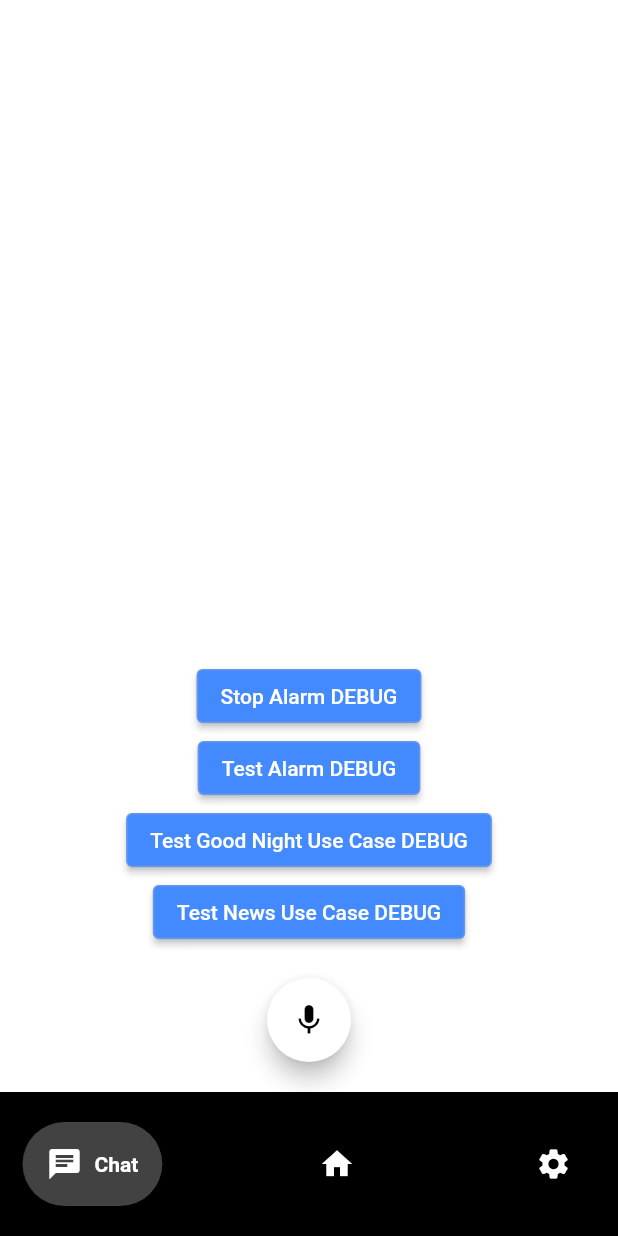
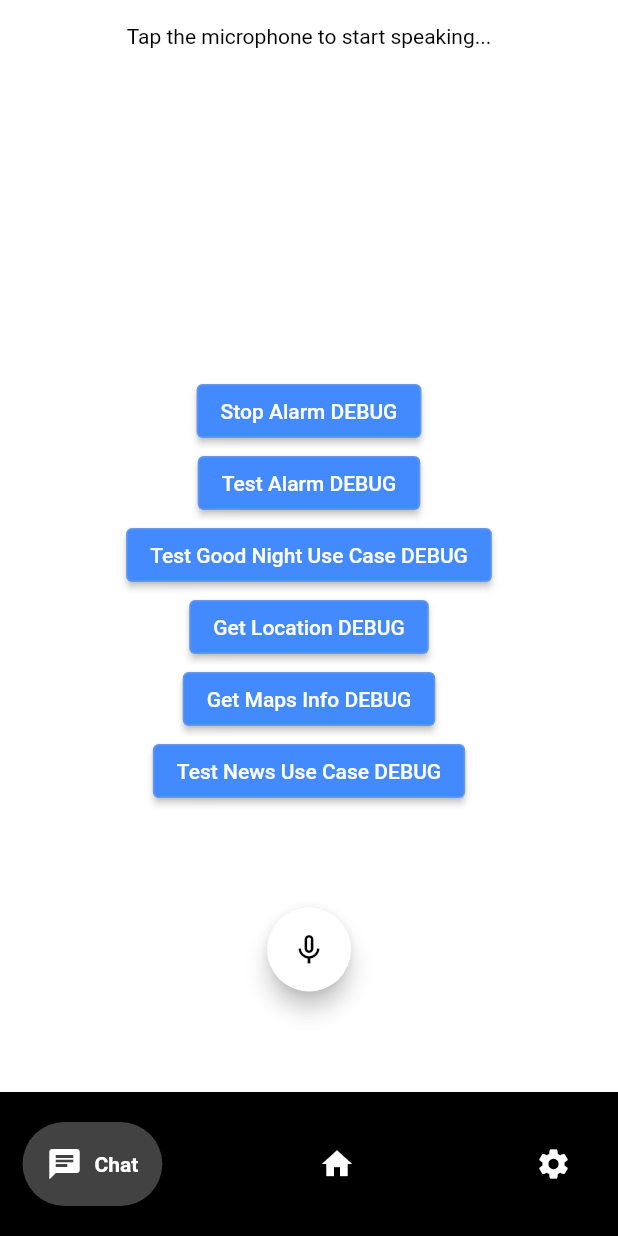
Before and after one commit to ASWE-PDA/Personal-Digital-Agent, a Flutter app: the screen it shows after launch, on a phone screen of 412 x 824 dp. Run offline on Flutter 3.47's test engine with Material 2 defaults, Android fonts, the light colour scheme and no system bars; drawn by our look-alikes of avatar_glow, google_nav_bar; our stand-ins replace flutter_local_notifications, flutter_tts, geolocator, shared_preferences, speech_to_text, timezone; missing offline and left inert: alarm.

Commit message:
resolve merge conflict

```diff
--- a/lib/chat.dart
+++ b/lib/chat.dart
@@ -1,13 +1,20 @@
+import 'package:avatar_glow/avatar_glow.dart';
 import 'package:flutter/material.dart';
 import 'package:flutter_tts/flutter_tts.dart';
+import 'package:geolocator/geolocator.dart';
 import 'package:luna/Services/Alarm/alarm_service.dart';
+import 'package:luna/Services/location_service.dart';
+import 'package:luna/Services/maps_service.dart';
 import 'package:luna/Services/SmartHome/smart_home_service.dart';
 import 'package:luna/Services/SmartHome/bridge_model.dart';
 import 'package:luna/Services/notification_service.dart';
 import 'package:luna/UseCases/good_night_use_case.dart';
-import 'package:luna/UseCases/news/news_use_case.dart';
 import 'package:provider/provider.dart';
 import 'package:shared_preferences/shared_preferences.dart';
+import 'package:speech_to_text/speech_recognition_result.dart';
+import 'package:speech_to_text/speech_to_text.dart';
+import 'package:luna/UseCases/news/news_use_case.dart';
+
 
 class ChatPage extends StatefulWidget {
   @override
@@ -16,9 +23,21 @@ class ChatPage extends StatefulWidget {
 
 class _ChatPageState extends State<ChatPage> {
   FlutterTts flutterTts = FlutterTts();
-  bool recording = false;
+  SpeechToText _speechToText = SpeechToText();
+  MapsService mapsService = MapsService();
+  bool _speechEnabled = false;
+  String lastWords = '';
   String user = "";
   String ip = "";
+
+  @override
+  void initState() {
+    super.initState();
+    loadPreferences();
+    _initSpeech();
+  }
+
+  Position? _currentPosition;
 
   BridgeModel userModel = BridgeModel();
   loadPreferences() {
@@ -28,20 +47,86 @@ class _ChatPageState extends State<ChatPage> {
     print(user);
   }
 
-  @override
-  void initState() {
-    super.initState();
-    loadPreferences();
+  void _getCurrentLocation() async {
+    try {
+      // check permisisons
+      final permission = await Geolocator.checkPermission();
+      if (permission == LocationPermission.denied) {
+        // permission has not been granted, request permission
+        final permissionStatus = await Geolocator.requestPermission();
+        if (permissionStatus != LocationPermission.whileInUse &&
+            permissionStatus != LocationPermission.always) {
+          return;
+        }
+      }
+      // get current location
+      final position = await LocationService.instance.getCurrentLocation();
+      setState(() {
+        _currentPosition = position;
+        print("current position: $_currentPosition");
+        print("latitude: ${_currentPosition!.latitude}");
+        print("longitude: ${_currentPosition!.longitude}");
+      });
+    } catch (e) {
+      print(e);
+    }
+  }
+
+  /// Initialize speech to text, only once
+  void _initSpeech() async {
+    _speechEnabled = await _speechToText.initialize();
+    setState(() {});
+  }
+
+  /// Each time to start a speech recognition session
+  void _startListening() async {
+    lastWords = '';
+    await _speechToText.listen(onResult: _onSpeechResult);
+    setState(() {});
+  }
+
+  /// Manually stop the active speech recognition session
+  void _stopListening() async {
+    await _speechToText.stop();
+    setState(() {});
+  }
+
+  /// Callback that the SpeechToText plugin uses to return the recognized words
+  void _onSpeechResult(SpeechRecognitionResult result) {
+    setState(() {
+      lastWords = result.recognizedWords;
+    });
+    _getCurrentLocation();
   }
 
   @override
   Widget build(BuildContext context) {
     loadPreferences();
     return Scaffold(
-        body: Center(
+      body: SafeArea(
+        child: Center(
           child: Column(
             mainAxisAlignment: MainAxisAlignment.end,
             children: [
+              Expanded(
+                child: Container(
+                  padding: EdgeInsets.all(16),
+                  child: Text(
+                    // if recording is active: show the recognized words
+                    _speechToText.isListening
+                        ? lastWords
+                    // if recording isn't active but could be tell the user
+                    // how to start it, otherwise indicate that speed
+                    // recognition is not yet ready or not supported on
+                    // target device
+                        : _speechEnabled
+                        ? lastWords != ''
+                        ? lastWords
+                        : 'Tap the microphone to start speaking...'
+                        : 'Speech recognition is not available on this device.',
+                  ),
+                ),
+              ),
               ElevatedButton(
                   onPressed: () async {
                     stopAlarm();
@@ -49,7 +134,8 @@ class _ChatPageState extends State<ChatPage> {
                   child: Text("Stop Alarm DEBUG")),
               ElevatedButton(
                   onPressed: () async {
-                setAlarmByDateTime(DateTime.now().add(Duration(seconds: 10)));
+                    setAlarmByDateTime(
+                        DateTime.now().add(Duration(seconds: 10)));
                   },
                   child: Text("Test Alarm DEBUG")),
               ElevatedButton(
@@ -59,20 +145,51 @@ class _ChatPageState extends State<ChatPage> {
                   child: Text("Test Good Night Use Case DEBUG")),
               ElevatedButton(
                   onPressed: () async {
+                    _getCurrentLocation();
+                  },
+                  child: Text("Get Location DEBUG")),
+              ElevatedButton(
+                  onPressed: () async {
+                    Map<String, dynamic> routeDetails =
+                    await mapsService.getRouteDetails(
+                        origin: _currentPosition!,
+                        destination: "California",
+                        travelMode: "driving",
+                        departureTime: DateTime.now());
+                    print("Duration: ${routeDetails['durationAsText']}");
+                  },
+                  child: Text("Get Maps Info DEBUG")),
+              ElevatedButton(
+                  onPressed: () async {
                     NewsUseCase.instance.execute("news");
                   },
                   child: Text("Test News Use Case DEBUG")),
               Padding(
                 padding: const EdgeInsets.all(20.0),
+                child: AvatarGlow(
+                  // using AvaterGLow to animate the recording button when active
+                  animate: _speechToText.isListening,
+                  glowColor: Theme.of(context).primaryColor,
+                  endRadius: 75.0,
+                  duration: const Duration(milliseconds: 2000),
+                  repeatPauseDuration: const Duration(milliseconds: 100),
+                  repeat: true,
                   child: FloatingActionButton(
-              onPressed: () {
-                recording = !recording;
-              },
-              child: Icon(Icons.mic),
+                    onPressed:
+                    // if not yet listening: start listening, otherwise stop
+                    _speechToText.isNotListening
+                        ? _startListening
+                        : _stopListening,
+                    child: Icon(_speechToText.isNotListening
+                        ? Icons.mic_none
+                        : Icons.mic),
+                  ),
                 ),
               ),
             ],
           ),
-    ));
+        ),
+      ),
+    );
   }
 }
--- a/pubspec.yaml
+++ b/pubspec.yaml
@@ -21,13 +21,15 @@ dependencies:
   alarm: ^0.2.9
   flutter_local_notifications: ^13.0.0
   timezone: ^0.9.0
+  geolocator: ^9.0.2
+  google_maps_flutter: ^2.2.5
   url_launcher: ^6.1.10
 
 
 dev_dependencies:
   flutter_test:
     sdk: flutter
-
+  test: ^1.6.0
   flutter_lints: ^2.0.0
 
 flutter:
```
Also changed, not shown: pubspec.lock, 3 other files. Lines whose indentation alone changed are shown as unchanged.
